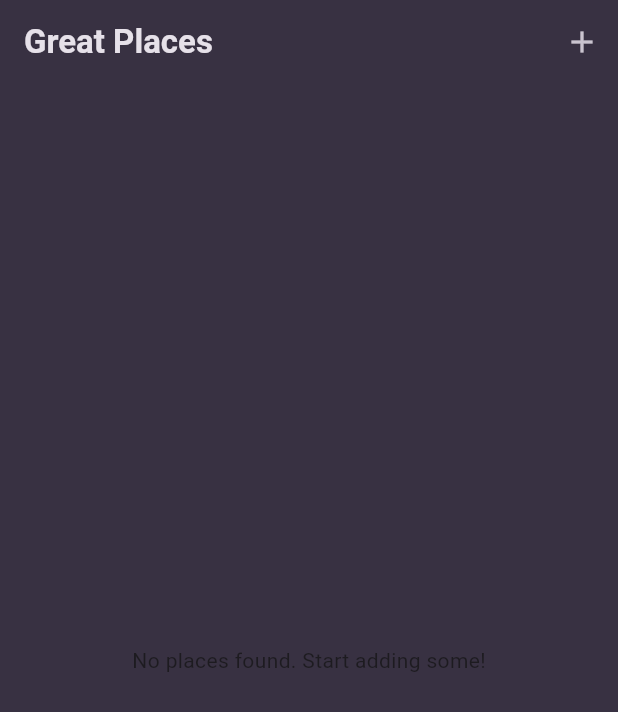
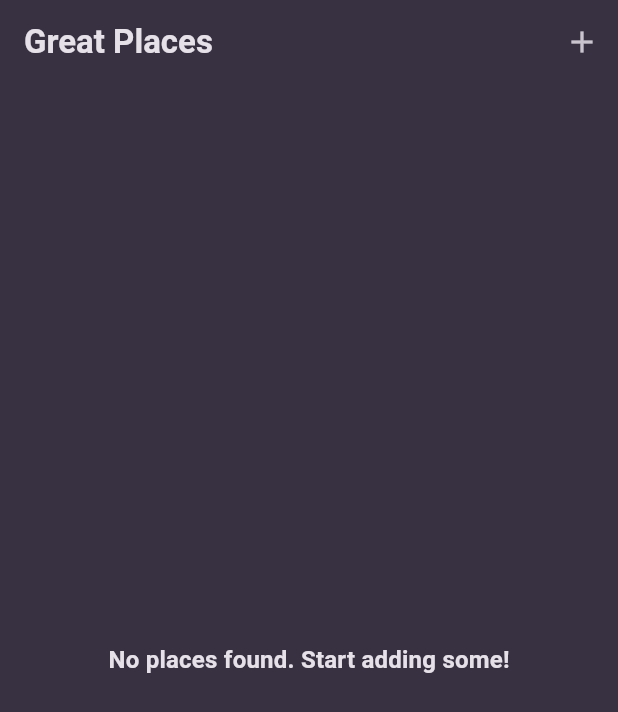
Before and after one commit to curtis-clement/places_app, a Flutter app: the screen it shows after launch, on a phone screen of 412 x 824 dp. Shown: the top 712 px of the screen. Run offline on Flutter 3.47's test engine with Material 3 defaults, Android fonts, the phone set to English and light mode, and no system bars; our stand-ins replace google_fonts.

```diff
--- a/lib/widgets/places_list.dart
+++ b/lib/widgets/places_list.dart
@@ -9,7 +9,14 @@ class PlacesList extends StatelessWidget {
   @override
   Widget build(BuildContext context) {
     if (places.isEmpty) {
-      return const Center(child: Text('No places found. Start adding some!'));
+      return Center(
+        child: Text(
+          'No places found. Start adding some!',
+          style: Theme.of(context).textTheme.titleMedium!.copyWith(
+                color: Theme.of(context).colorScheme.onSurface,
+              ),
+        ),
+      );
     }
 
     return ListView.builder(
```
Also changed, not shown: lib/screens/add_place.dart (+44 -0 lines), 3 other files.
